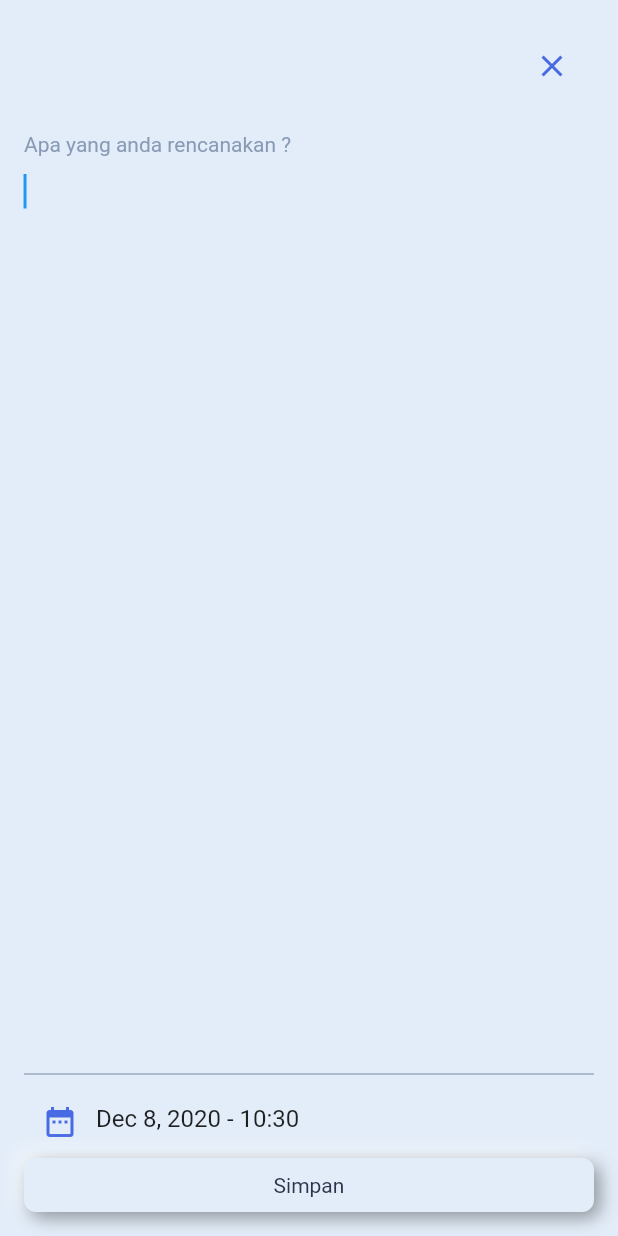
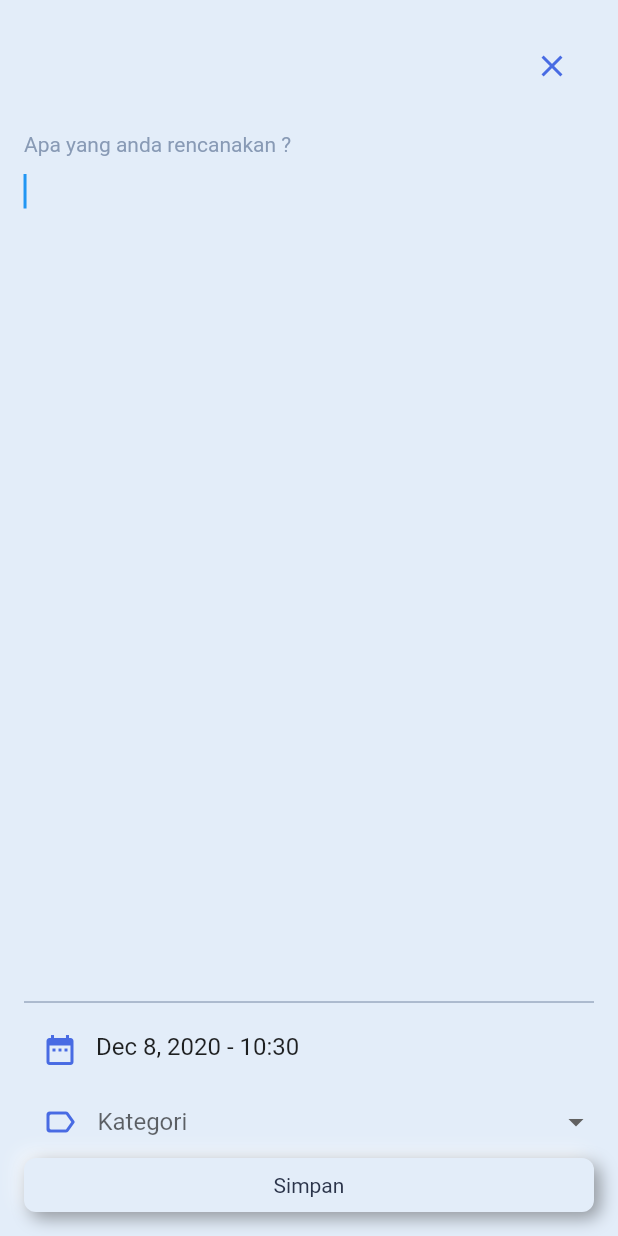
Before and after one commit to hanifann/Neo-List, a Flutter app: the InsertDataScreen screen opened directly, on a phone screen of 412 x 824 dp. Run offline on Flutter 3.47's test engine with Material 2 defaults, Android fonts, the phone set to English and light mode, and no system bars; drawn by our look-alikes of date_time_picker, flutter_neumorphic; our stand-ins replace get, hexcolor, sqflite; accounts and stored records are empty.

Commit message:
edit home and input data UI

```diff
--- a/lib/view/insert/input_data_screen.dart
+++ b/lib/view/insert/input_data_screen.dart
@@ -5,9 +5,12 @@ import 'package:get/get.dart';
 import 'package:neo_list/controller/todo_controller.dart';
 import 'package:neo_list/share/colors.dart';
 
+import '../../share/colors.dart';
+
 class InsertDataScreen extends StatelessWidget {
   final TodoController _controller = Get.find<TodoController>();
   final _formKey = GlobalKey<FormState>();
+  String dropdownValue = 'One';
   @override
   Widget build(BuildContext context) {
     return Scaffold(
@@ -21,7 +24,7 @@ class InsertDataScreen extends StatelessWidget {
             ),
             onTap: (){
               Get.back();
-              _controller.getTodo();
+              _controller.getCategory('kategori','Work');
             },
           ),
         ],
@@ -78,6 +81,34 @@ class InsertDataScreen extends StatelessWidget {
               ),
               onChanged: (val)=> _controller.dateController = val,
             ),
+            Row(
+              children: [
+                Container(
+                  margin: EdgeInsets.only(left: 12.0, right: 13.0),
+                  child: Icon(
+                    Icons.label_outline_rounded,
+                    color: accentColor,
+                  )
+                ),
+                Expanded(
+                  child: DropdownButton<String>(
+                    hint: Text(_controller.labelValue),
+                    isExpanded: true,
+                    underline: Container(),
+                    onChanged: (String newValue) {
+                      _controller.labelValue = newValue;
+                    },
+                    items: <String>['Work', 'Study', 'Shop', 'Travel']
+                        .map<DropdownMenuItem<String>>((String value) {
+                      return DropdownMenuItem<String>(
+                        value: value,
+                        child: Text(value),
+                      );
+                    }).toList(),
+                  ),
+                ),
+              ],
+            ),
             Container(
               width: MediaQuery.of(context).size.width,
               child: NeumorphicButton(
@@ -91,6 +122,7 @@ class InsertDataScreen extends StatelessWidget {
                   if(_formKey.currentState.validate()){
                     await _controller.addTodo();
                   }
+                  print(_controller.labelValue);
                 },
               ),
             )
--- a/pubspec.yaml
+++ b/pubspec.yaml
@@ -29,6 +29,7 @@ dependencies:
   get: ^3.21.3
   hexcolor: ^1.0.6
   sqflite: ^1.3.2+1
+  flutter_dropdown: ^0.0.8
 
 dev_dependencies:
   flutter_test:
```
Also changed, not shown: lib/view/home/card_widget.dart (+4 -4 lines), lib/view/home/home_screen.dart (+24 -19 lines), pubspec.lock.
